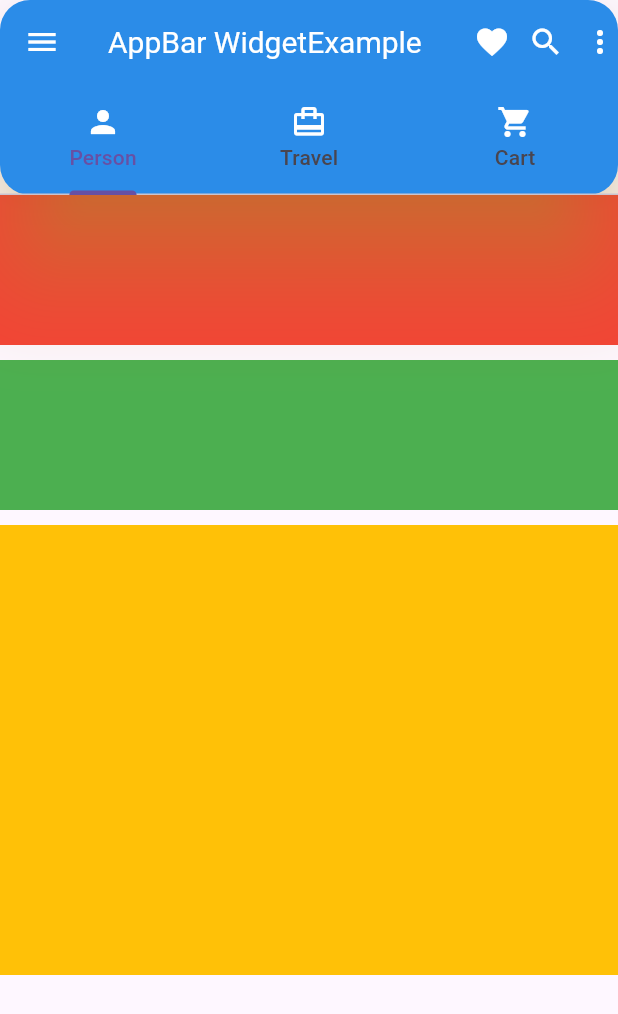
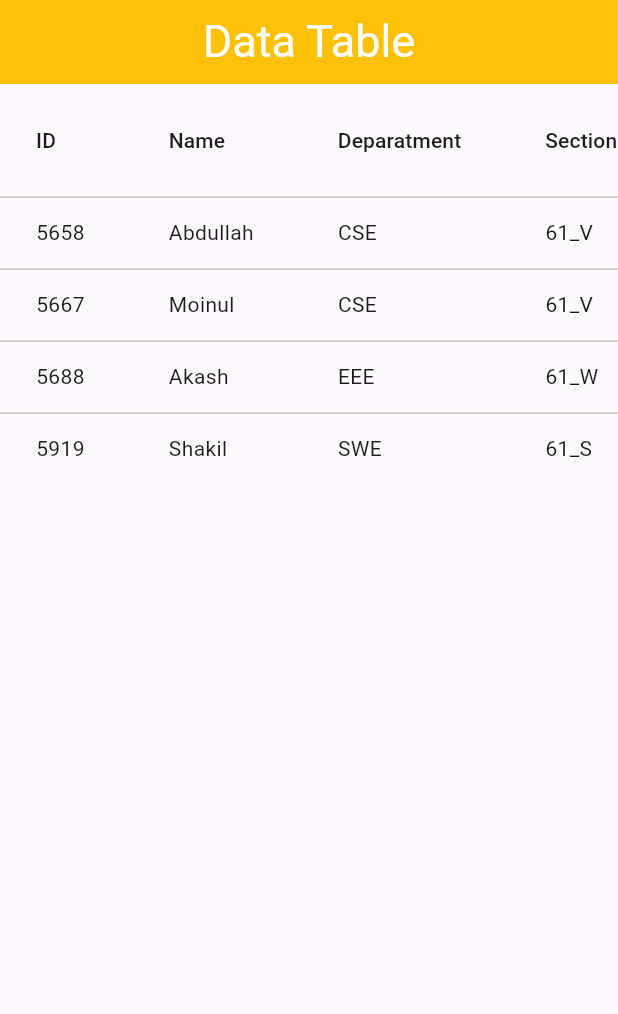
Before and after one commit to mahmud5658/flutter_widgets, a Flutter app: the screen it shows after launch, on a phone screen of 412 x 824 dp. Shown: the top 1014 px of the screen. Run offline on Flutter 3.47's test engine with Material 3 defaults, Android fonts, the phone set to English and light mode, and no system bars.

Commit message:
flutter widget

```diff
--- a/lib/main.dart
+++ b/lib/main.dart
@@ -1,6 +1,7 @@
 import 'package:flutter/material.dart';
-import 'package:flutter_widget/widgets/app_bar.dart';
+// import 'package:flutter_widget/widgets/app_bar.dart';
+import 'package:flutter_widget/widgets/data_table.dart';
 
 void main() {
-  runApp(const AppBarWidget());
+  runApp(const DataTableWidget());
 }
--- /dev/null
+++ b/lib/widgets/data_table.dart
@@ -0,0 +1,103 @@
+import 'package:flutter/material.dart';
+
+class DataTableWidget extends StatelessWidget {
+  const DataTableWidget({super.key});
+
+  @override
+  Widget build(BuildContext context) {
+    return MaterialApp(
+      debugShowCheckedModeBanner: false,
+      home: Scaffold(
+        appBar: AppBar(
+          backgroundColor: Colors.amber,
+          centerTitle: true,
+          title: const Text(
+            'Data Table',
+            style: TextStyle(fontSize: 30, color: Colors.white),
+          ),
+        ),
+        body: SafeArea(
+          child: DataTable(
+            // sortAscending: true,
+
+            headingRowHeight: 75,
+            columns: const [
+              DataColumn(
+                label: Text('ID'),
+              ),
+              DataColumn(
+                label: Text('Name'),
+              ),
+              DataColumn(
+                label: Text('Deparatment'),
+              ),
+              DataColumn(
+                label: Text('Section'),
+              ),
+            ],
+            rows: const [
+              DataRow(cells: [
+                DataCell(
+                  Text('5658'),
+                ),
+                DataCell(
+                  Text('Abdullah'),
+                ),
+                DataCell(
+                  Text('CSE'),
+                ),
+                DataCell(
+                  Text('61_V'),
+                ),
+              ]),
+              DataRow(cells: [
+                DataCell(
+                  Text('5667'),
+                ),
+                DataCell(
+                  Text('Moinul'),
+                ),
+                DataCell(
+                  Text('CSE'),
+                ),
+                DataCell(
+                  Text('61_V'),
+                ),
+              ]),
+              DataRow(cells: [
+                DataCell(
+                  Text('5688'),
+                ),
+                DataCell(
+                  Text('Akash'),
+                ),
+                DataCell(
+                  Text('EEE'),
+                ),
+                DataCell(
+                  Text('61_W'),
+                ),
+              ]),
+              DataRow(
+                cells: [
+                  DataCell(
+                    Text('5919'),
+                  ),
+                  DataCell(
+                    Text('Shakil'),
+                  ),
+                  DataCell(
+                    Text('SWE'),
+                  ),
+                  DataCell(
+                    Text('61_S'),
+                  ),
+                ],
+              ),
+            ],
+          ),
+        ),
+      ),
+    );
+  }
+}
```
Also changed, not shown: lib/widgets/stack.dart (added, +55 -0 lines).
